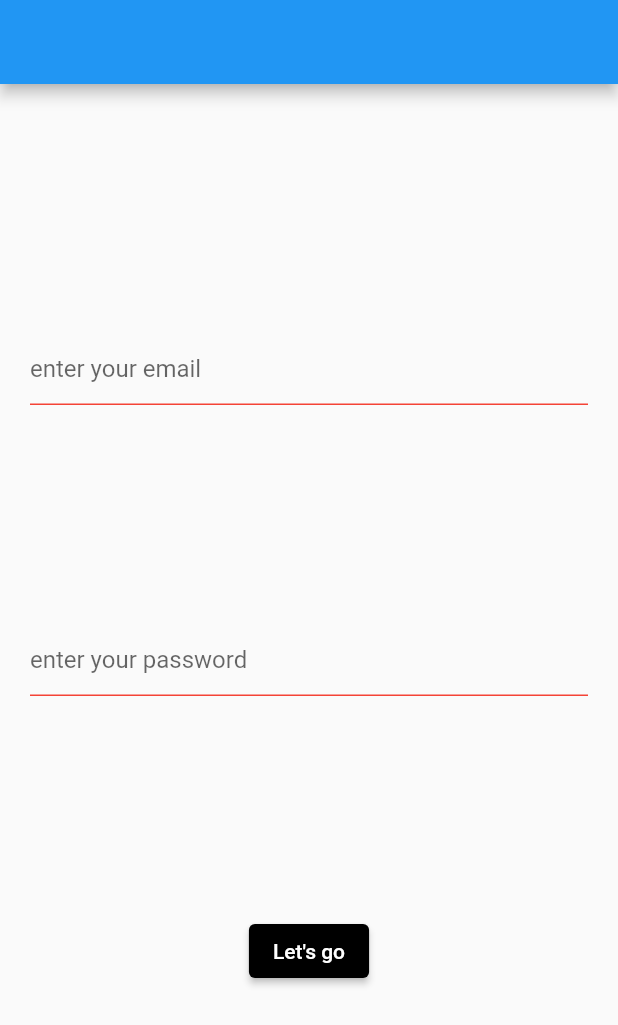
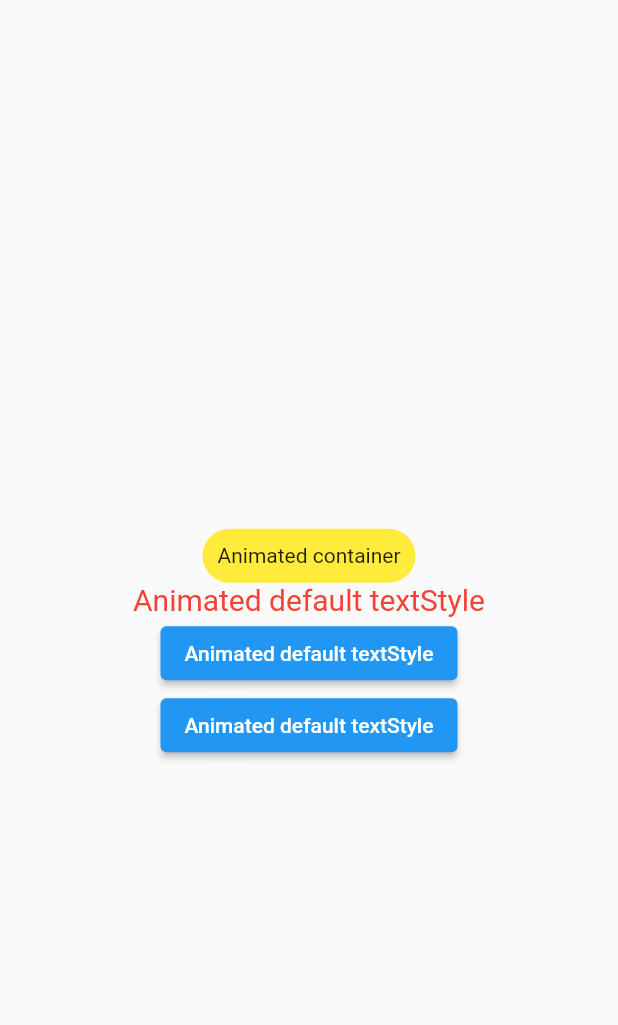
Before and after one commit to AhmedMohammedSoliman/git_test, a Flutter app: the screen it shows after launch, on a phone screen of 412 x 824 dp. Shown: the top 1025 px of the screen. Run offline on Flutter 3.47's test engine with Material 2 defaults, Android fonts, the phone set to English and light mode, and no system bars; our stand-ins replace flutter_slidable.

Commit message:
finished show animated

```diff
--- a/lib/home/home_screen.dart
+++ b/lib/home/home_screen.dart
@@ -1,5 +1,8 @@
 import 'package:flutter/material.dart';
-import 'package:git_test/showDetailes/show_detailes.dart';
+import 'package:flutter/cupertino.dart';
+import 'package:flutter_slidable/flutter_slidable.dart';
+
+import '../page_route_transition/page_route_transition2.dart';
 
 class HomeScreen extends StatefulWidget{
 
@@ -14,52 +17,75 @@ class HomeScreen extends StatefulWidget{
 class _HomeScreenState extends State<HomeScreen> {
   String email = "";
   String password = "" ;
+  double valslider = 0 ;
+  Color myColor = Colors.red;
+  double myFotSize = 20 ;
+  double myPadding = 10 ;
+  double myRadius = 30 ;
+  Color myContainerColor = Colors.yellow ;
+  double myOpicity = 0 ;
   @override
   Widget build(BuildContext context) {
-    return Scaffold(
-      appBar: AppBar(
+    return SafeArea(
+        child: Scaffold(
+            body: Center(
+              child: Column(
+                mainAxisAlignment: MainAxisAlignment.center,
+                children: [
+                AnimatedOpacity(
+                  opacity: myOpicity,
+                  duration: Duration(seconds: 1),
+                  child: Container(
+                    child: Text("Animated container"),
+                    padding: EdgeInsets.all(myPadding),
+                    decoration: BoxDecoration(
+                        borderRadius: BorderRadius.circular(myRadius) ,
+                        color: myContainerColor
                     ),
-      body: Container(
-        padding: EdgeInsets.all(20),
-        child: Column(
-          mainAxisAlignment: MainAxisAlignment.spaceEvenly,
-          children: [
-            TextFormField(
-              onChanged: (text){
-                email = text ;
-              },
-              decoration: InputDecoration(
-                  hintText: "enter your email" ,
-                  enabledBorder: UnderlineInputBorder(
-                      borderSide: BorderSide(color: Colors.red)
-                  )
                   ),
-            ) ,
-            TextFormField(
-              onChanged: (text){
-                password = text ;
-              },
-              decoration: InputDecoration(
-                  hintText: "enter your password" ,
-                  enabledBorder: UnderlineInputBorder(
-                      borderSide: BorderSide(color: Colors.red)
-                  )
                 ),
-            ) ,
+                  AnimatedContainer(
+                    duration: Duration(seconds: 1),
+                    child: Container(
+                      child: Text("Animated container"),
+                      padding: EdgeInsets.all(myPadding),
+                      decoration: BoxDecoration(
+                        borderRadius: BorderRadius.circular(myRadius) ,
+                        color: myContainerColor
+                      ),
+                    ),
+                  ),
+                  AnimatedDefaultTextStyle(
+                      child:  Text("Animated default textStyle"),
+                      style: TextStyle(color: myColor , fontSize: myFotSize),
+                      duration: Duration(seconds: 1) ,
+                  curve: Curves.linear,) ,
                   ElevatedButton(
                       onPressed: (){
-                Navigator.pushNamed(context, ShowDetailes.routeName ,
-                arguments: {
-                  "password" : password ,
-                  "email" : email
-                });
+                     myColor = Colors.green ;
+                     myFotSize = 25 ;
+                     myPadding = 20 ;
+                     myRadius = 100 ;
+                     myContainerColor = Colors.blue ;
+                     myOpicity = 0.5 ;
+                     setState((){});
                       },
-              child: Text("Let's go") ,
-              style: ElevatedButton.styleFrom(primary: Colors.black)
-              ,) ,
+                      child: Text("Animated default textStyle")) ,
+                  ElevatedButton(
+                      onPressed: (){
+                        myColor = Colors.blue ;
+                        myFotSize = 15 ;
+                        myPadding = 30 ;
+                        myRadius = 60 ;
+                        myContainerColor = Colors.brown ;
+                        myOpicity = 1 ;
+                        setState((){});
+                      },
+                      child: Text("Animated default textStyle"))
                 ],
               ),
-      ),
-    );
+            )
+        ));
+
   }
 }
--- a/lib/showDetailes/show_detailes.dart
+++ b/lib/showDetailes/show_detailes.dart
@@ -5,16 +5,17 @@ class ShowDetailes extends StatelessWidget{
 
   @override
   Widget build(BuildContext context) {
-    var args = ModalRoute.of(context)?.settings.arguments  as Map;
+
     return SafeArea(
       child: Scaffold(
+        backgroundColor: Colors.red,
         body: Center(
           child: Column(
             mainAxisAlignment: MainAxisAlignment.center,
             children: [
-               Text("${args ["email"]}" , style: TextStyle(fontSize: 30),) ,
+               Text("Email" , style: TextStyle(fontSize: 30),) ,
               SizedBox(height: 20,),
-              Text("${args ["password"]}", style: TextStyle(fontSize: 30),)
+              Text("Password", style: TextStyle(fontSize: 30),)
             ],
           ),
         ),
--- a/pubspec.yaml
+++ b/pubspec.yaml
@@ -29,6 +29,7 @@ environment:
 dependencies:
   flutter:
     sdk: flutter
+  flutter_slidable: ^2.0.0
 
 
   # The following adds the Cupertino Icons font to your application.
```
Also changed, not shown: lib/page_route_transition/page_route_transition.dart (added, +26 -0 lines), lib/page_route_transition/page_route_transition2.dart (added, +27 -0 lines), pubspec.lock. Lines whose indentation alone changed are shown as unchanged.
